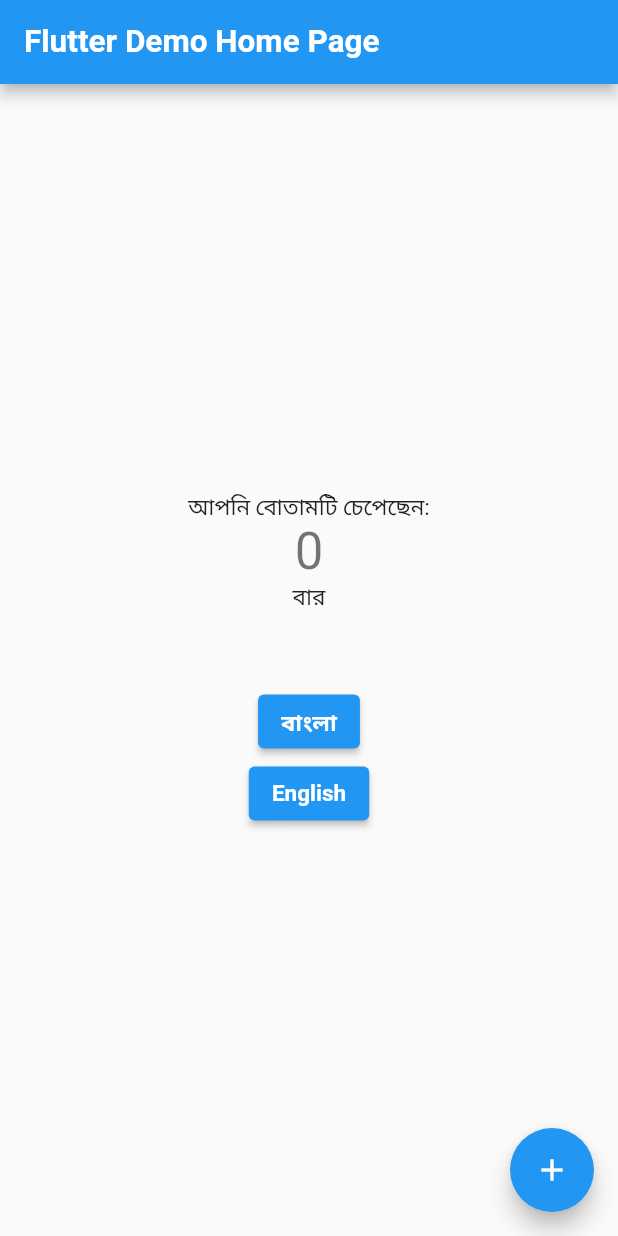
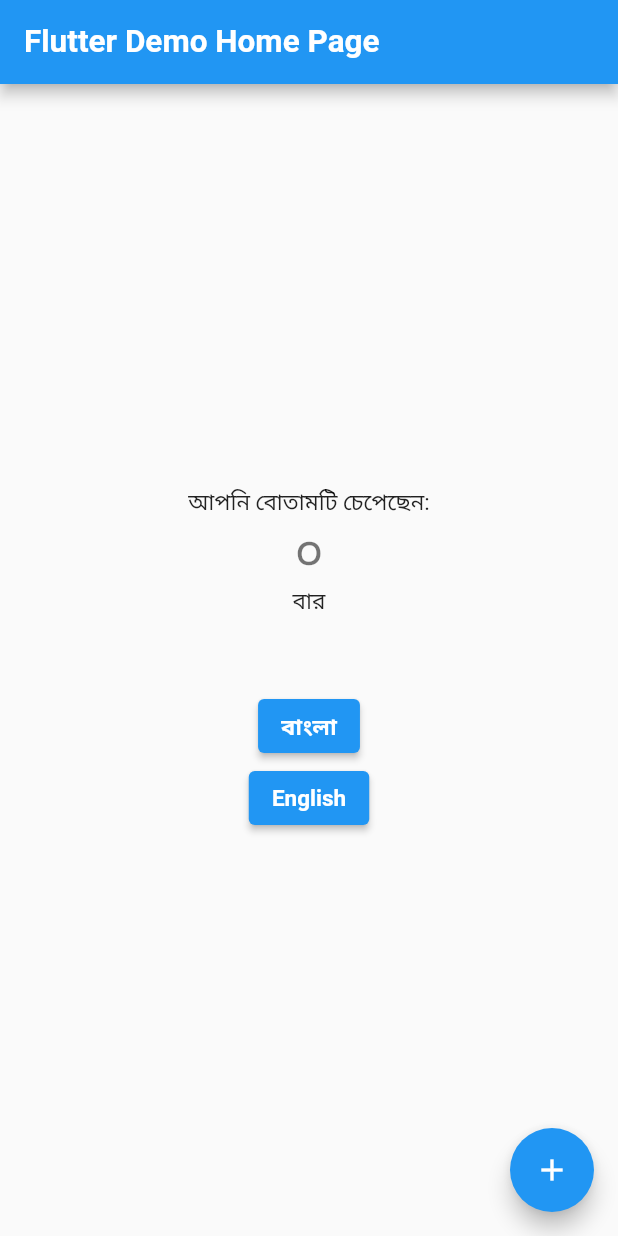
Before and after one commit to abid-hasan/flutter-localization-test, a Flutter app: the screen it shows after launch, after a tap on "বাংলা", on a phone screen of 412 x 824 dp. Run offline on Flutter 3.47's test engine with Material 2 defaults, Android fonts, the phone set to English and light mode, and no system bars; generated files the repository leaves out were written again.

```diff
--- a/lib/main.dart
+++ b/lib/main.dart
@@ -1,6 +1,7 @@
 import 'package:flutter/material.dart';
 import 'package:flutter_gen/gen_l10n/app_localizations.dart';
 import 'package:flutter_localizations/flutter_localizations.dart';
+import 'package:intl/intl.dart';
 import 'package:multiple_localization_test/l10n/l10n.dart';
 import 'package:multiple_localization_test/provider/locale_provider.dart';
 import 'package:provider/provider.dart';
@@ -57,6 +58,7 @@ class _MyHomePageState extends State<MyHomePage> {
 
   @override
   Widget build(BuildContext context) {
+    final provider = Provider.of<LocalProvider>(context);
     return Scaffold(
       appBar: AppBar(
         title: Text(widget.title),
@@ -67,7 +69,9 @@ class _MyHomePageState extends State<MyHomePage> {
           children: <Widget>[
             Text(AppLocalizations.of(context)!.home_text),
             Text(
-              '$_counter',
+              NumberFormat("0",
+                      provider.locale?.toString() ?? L10N.all[0].toString())
+                  .format(_counter),
               style: Theme.of(context).textTheme.headline4,
             ),
             Text(AppLocalizations.of(context)!.times),
```
